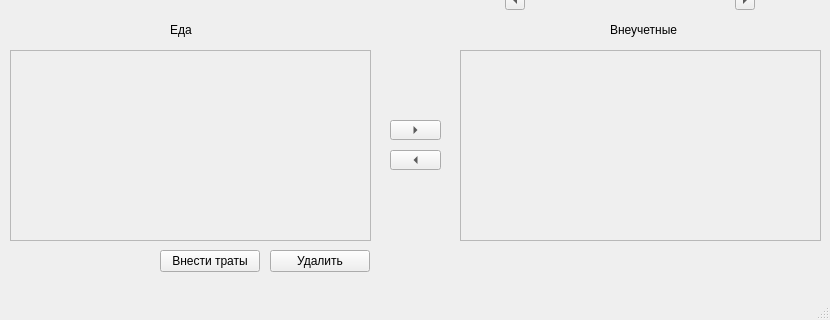
Above: form.ui from OverSx/ExpensesApp before the change; both pictures show x 0 to 830 and y 280 to 600 of the 830 by 600 pixel window. Below: the same form after it.
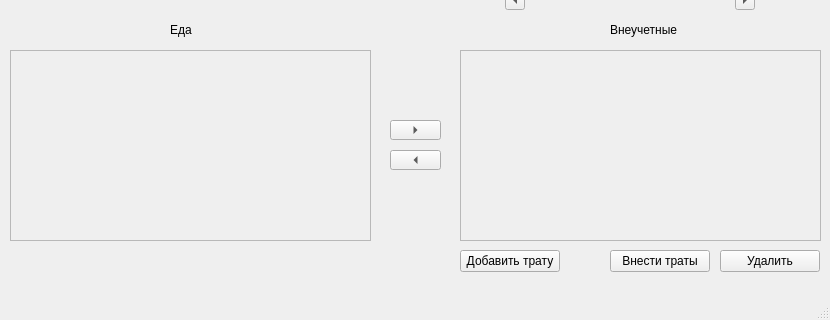
That is the form after the change.

Diff of the .ui file:
```diff
--- a/form.ui
+++ b/form.ui
@@ -240,7 +240,7 @@
    <widget class="QPushButton" name="removeExpensesBtn">
     <property name="geometry">
      <rect>
-      <x>270</x>
+      <x>720</x>
       <y>530</y>
       <width>100</width>
       <height>22</height>
@@ -259,7 +259,7 @@
    <widget class="QPushButton" name="addExpensesToDBBtn">
     <property name="geometry">
      <rect>
-      <x>160</x>
+      <x>610</x>
       <y>530</y>
       <width>100</width>
       <height>22</height>
@@ -352,6 +352,25 @@
      <enum>Qt::ArrowType::LeftArrow</enum>
     </property>
    </widget>
+   <widget class="QPushButton" name="addExpensesToColumns">
+    <property name="geometry">
+     <rect>
+      <x>460</x>
+      <y>530</y>
+      <width>100</width>
+      <height>22</height>
+     </rect>
+    </property>
+    <property name="cursor">
+     <cursorShape>PointingHandCursor</cursorShape>
+    </property>
+    <property name="text">
+     <string>Добавить трату</string>
+    </property>
+    <property name="autoDefault">
+     <bool>false</bool>
+    </property>
+   </widget>
   </widget>
   <widget class="QStatusBar" name="statusbar"/>
   <widget class="QMenuBar" name="menubar">
```
